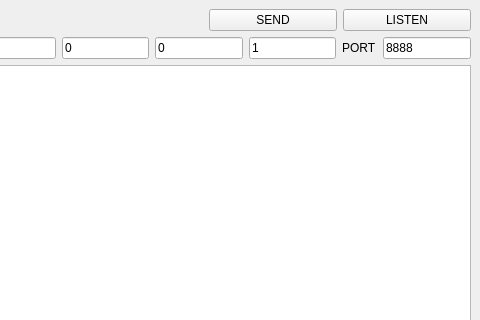
The window that Software/Qt/TCPClient/mainwindow.ui (UniversityOfPlymouth-Electronics/Embedded-Systems) describes before a commit, drawn with Qt 5; both pictures show x 105 to 585 and y 0 to 320 of the 585 by 692 pixel window.
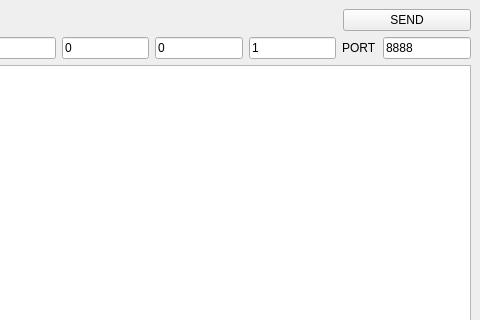
The same window after the commit.

Patch:
```diff
--- a/Software/Qt/TCPClient/mainwindow.ui
+++ b/Software/Qt/TCPClient/mainwindow.ui
@@ -39,19 +39,6 @@
           </property>
          </widget>
         </item>
-        <item>
-         <widget class="QPushButton" name="listenButton">
-          <property name="maximumSize">
-           <size>
-            <width>128</width>
-            <height>16777215</height>
-           </size>
-          </property>
-          <property name="text">
-           <string>LISTEN</string>
-          </property>
-         </widget>
-        </item>
        </layout>
       </item>
       <item>
```
